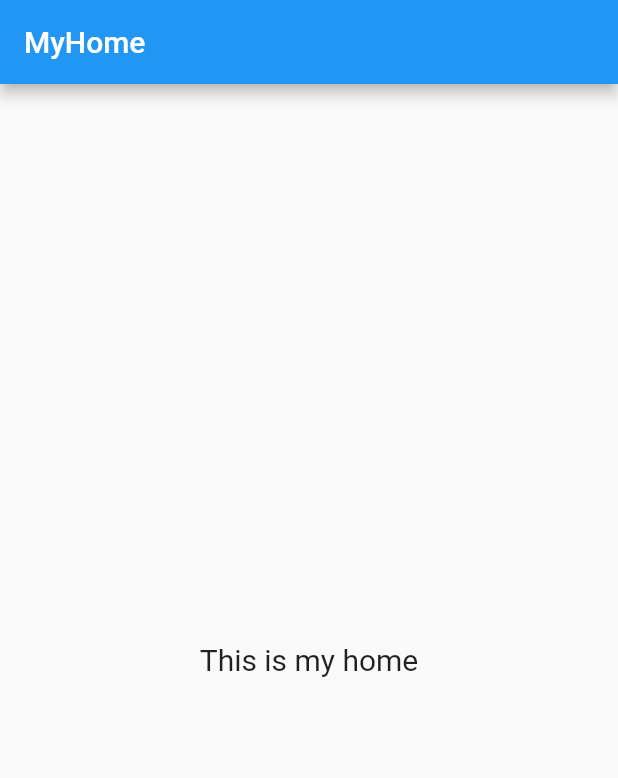
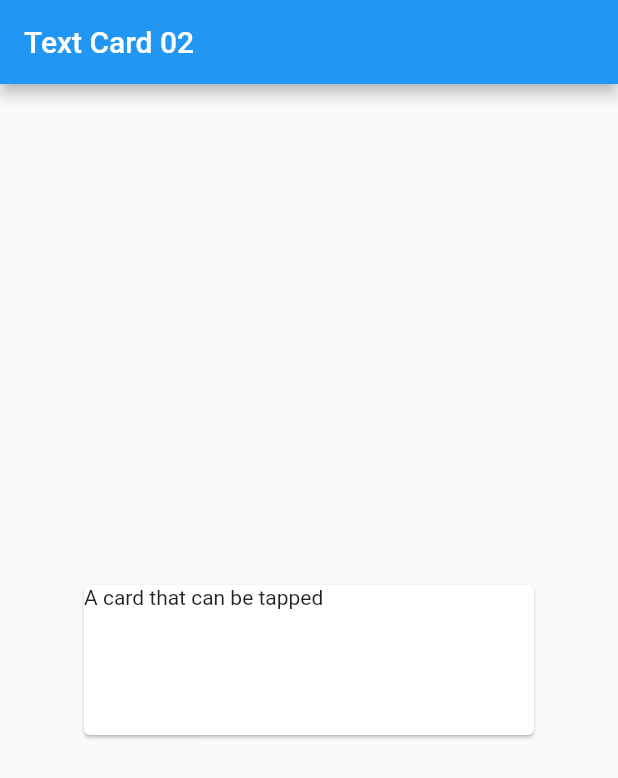
Before and after one commit to f-fathurrahman/ffr-dart-stuffs, a Flutter app: the screen it shows after launch, on a phone screen of 412 x 824 dp. Shown: the top 778 px of the screen. Run offline on Flutter 3.47's test engine with Material 2 defaults, Android fonts, the light colour scheme and no system bars; our stand-ins replace audioplayers, fl_chart, flutter_datetime_picker; missing offline and left inert: flutter_tex.

Commit message:
Card with InkWell, can be tapped

```diff
--- a/flutter/test_widgets_01/lib/main.dart
+++ b/flutter/test_widgets_01/lib/main.dart
@@ -5,8 +5,9 @@ import 'package:flutter/material.dart';
 //import 'test_listview_01.dart';
 //import 'test_listview_02.dart';
 //import 'test_card_01.dart';
+import 'test_card_02.dart';
 //import 'test_verify_input_01.dart';
-import 'my_home_01.dart';
+//import 'my_home_01.dart';
 
 void main() {
   runApp(MyApp());
@@ -21,13 +22,14 @@ class MyApp extends StatelessWidget {
         primarySwatch: Colors.blue,
       ),
       debugShowCheckedModeBanner: true,
-      home: MyHome(),
+      //home: MyHome(),
       //home: TestDatetimePicker(),
       //home: TestDatePicker(),
       //home: TestTimePicker(),
       //home: TestListView01(),
       //home: TestListView02(),
       //home: TestCard01(),
+      home: TestCard02(),
       //home: InputControllerExamplesWidget(),
     );
   }
--- /dev/null
+++ b/flutter/test_widgets_01/lib/test_card_02.dart
@@ -0,0 +1,28 @@
+import 'package:flutter/material.dart';
+
+class TestCard02 extends StatelessWidget {
+
+  @override
+  Widget build(BuildContext context) {
+    return Scaffold(
+      appBar: AppBar(
+        title: Text('Text Card 02')
+      ),
+      body: Center(
+        child: Card(
+          child: InkWell(
+            splashColor: Colors.blue.withAlpha(30),
+            onTap: () {
+              print('Card is tapped');
+            },
+            child: Container(
+              width: 300,
+              height: 100,
+              child: Text('A card that can be tapped'),
+            ),
+          ),
+        ),
+      ),
+    );
+  }
+}
```
